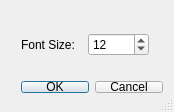
This is copasi/layoutUI/FontChooser.ui in copasi/COPASI as Qt 5 draws it before an edit. The edited form follows.
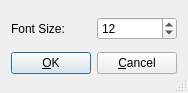
This is the edited form.

Patch:
```diff
--- a/copasi/layoutUI/FontChooser.ui
+++ b/copasi/layoutUI/FontChooser.ui
@@ -20,8 +20,8 @@
    <rect>
     <x>0</x>
     <y>0</y>
-    <width>174</width>
-    <height>112</height>
+    <width>188</width>
+    <height>93</height>
    </rect>
   </property>
   <property name="windowTitle">
@@ -30,56 +30,8 @@
   <property name="sizeGripEnabled">
    <bool>true</bool>
   </property>
-  <widget class="QWidget" name="Layout1">
-   <property name="geometry">
-    <rect>
-     <x>10</x>
-     <y>70</y>
-     <width>164</width>
-     <height>34</height>
-    </rect>
-   </property>
-   <layout class="QHBoxLayout">
+  <layout class="QVBoxLayout" name="verticalLayout">
     <item>
-     <widget class="QPushButton" name="buttonOk">
-      <property name="text">
-       <string>&amp;OK</string>
-      </property>
-      <property name="shortcut">
-       <string/>
-      </property>
-      <property name="autoDefault">
-       <bool>true</bool>
-      </property>
-      <property name="default">
-       <bool>true</bool>
-      </property>
-     </widget>
-    </item>
-    <item>
-     <widget class="QPushButton" name="buttonCancel">
-      <property name="text">
-       <string>&amp;Cancel</string>
-      </property>
-      <property name="shortcut">
-       <string/>
-      </property>
-      <property name="autoDefault">
-       <bool>true</bool>
-      </property>
-     </widget>
-    </item>
-   </layout>
-  </widget>
-  <widget class="QWidget" name="layout3">
-   <property name="geometry">
-    <rect>
-     <x>10</x>
-     <y>20</y>
-     <width>150</width>
-     <height>50</height>
-    </rect>
-   </property>
    <layout class="QHBoxLayout">
     <item>
      <widget class="QLabel" name="textLabel1">
@@ -105,7 +57,41 @@
      </widget>
     </item>
    </layout>
-  </widget>
+   </item>
+   <item>
+    <layout class="QHBoxLayout">
+     <item>
+      <widget class="QPushButton" name="buttonOk">
+       <property name="text">
+        <string>&amp;OK</string>
+       </property>
+       <property name="shortcut">
+        <string/>
+       </property>
+       <property name="autoDefault">
+        <bool>true</bool>
+       </property>
+       <property name="default">
+        <bool>true</bool>
+       </property>
+      </widget>
+     </item>
+     <item>
+      <widget class="QPushButton" name="buttonCancel">
+       <property name="text">
+        <string>&amp;Cancel</string>
+       </property>
+       <property name="shortcut">
+        <string/>
+       </property>
+       <property name="autoDefault">
+        <bool>true</bool>
+       </property>
+      </widget>
+     </item>
+    </layout>
+   </item>
+  </layout>
  </widget>
  <layoutdefault spacing="6" margin="11"/>
  <pixmapfunction>qPixmapFromMimeSource</pixmapfunction>
```
Left out of the diff: 13 changed lines with no effect on the pictures. Lines whose indentation alone changed are shown as unchanged.
